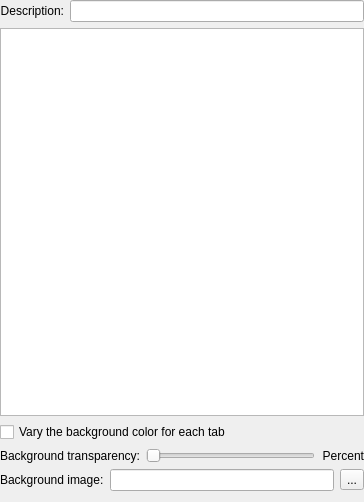
Before: the Qt Designer form konsole/src/ColorSchemeEditor.ui in fluxer/kde-baseapps, drawn with Qt 5.
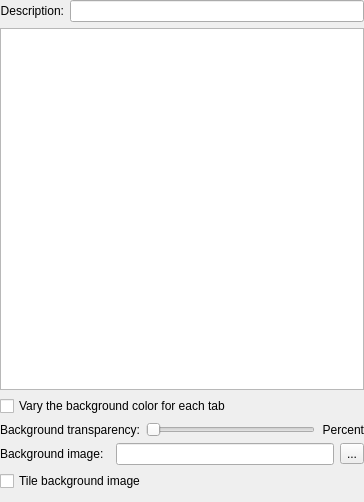
After: the same form once the commit is applied. Custom widgets are drawn as their Qt base class.

Commit message: konsole: implement stretched background image

Diff of the .ui file:
```diff
--- a/konsole/src/ColorSchemeEditor.ui
+++ b/konsole/src/ColorSchemeEditor.ui
@@ -76,22 +76,15 @@
     </layout>
    </item>
    <item>
-    <layout class="QHBoxLayout">
-     <item>
-      <widget class="QLabel" name="wallpaperLabel">
-       <property name="text">
-        <string>Background image:</string>
-       </property>
-      </widget>
-     </item>
-     <item>
+    <layout class="QGridLayout" name="gridLayout">
+     <item row="0" column="2">
       <widget class="KLineEdit" name="wallpaperPath">
        <property name="toolTip">
         <string>Edit the path of the background image</string>
        </property>
       </widget>
      </item>
-     <item>
+     <item row="0" column="3">
       <widget class="QToolButton" name="wallpaperSelectButton">
        <property name="toolTip">
         <string>Choose the background image</string>
@@ -101,6 +94,20 @@
        </property>
       </widget>
      </item>
+     <item row="0" column="0">
+      <widget class="QLabel" name="wallpaperLabel">
+       <property name="text">
+        <string>Background image:</string>
+       </property>
+      </widget>
+     </item>
+     <item row="1" column="0" colspan="4">
+      <widget class="QCheckBox" name="wallpaperTile">
+       <property name="text">
+        <string>Tile background image</string>
+       </property>
+      </widget>
+     </item>
     </layout>
    </item>
    <item>
```
The commit also changes 5 other files.
